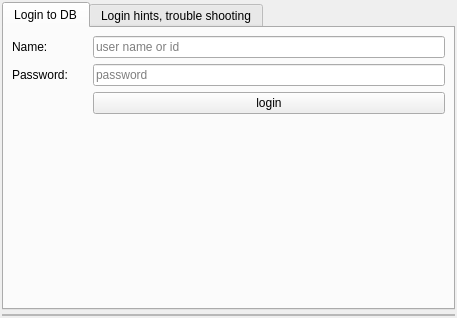
Above: src/blackgui/components/dblogincomponent.ui from swift-project/pilotclient before the change. Below: the same form after it.
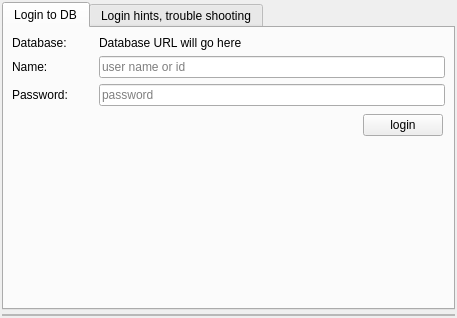
That is the form after the change. Custom widgets are drawn as their Qt base class.

Commit message: refs #768, authentication component improved * access to user object * show database name in UI * init UI with user object at startup

```diff
--- a/src/blackgui/components/dblogincomponent.ui
+++ b/src/blackgui/components/dblogincomponent.ui
@@ -88,27 +88,98 @@
               <property name="spacing">
                <number>6</number>
               </property>
-              <item row="0" column="1">
-               <widget class="QLineEdit" name="le_Username">
-                <property name="maxLength">
-                 <number>40</number>
+              <item row="5" column="0" colspan="3">
+               <widget class="BlackGui::Components::CDbDebugDatabaseSetup" name="comp_DebugSetup">
+                <property name="minimumSize">
+                 <size>
+                  <width>0</width>
+                  <height>40</height>
+                 </size>
                 </property>
-                <property name="placeholderText">
-                 <string>user name or id</string>
-                </property>
-                <property name="clearButtonEnabled">
-                 <bool>true</bool>
-                </property>
+               </widget>
+              </item>
+              <item row="3" column="2">
+               <widget class="QWidget" name="wi_Button" native="true">
+                <layout class="QHBoxLayout" name="hl_LoginFrame">
+                 <property name="leftMargin">
+                  <number>2</number>
+                 </property>
+                 <property name="topMargin">
+                  <number>2</number>
+                 </property>
+                 <property name="rightMargin">
+                  <number>2</number>
+                 </property>
+                 <property name="bottomMargin">
+                  <number>2</number>
+                 </property>
+                 <item alignment="Qt::AlignRight">
+                  <widget class="QPushButton" name="pb_Login">
+                   <property name="maximumSize">
+                    <size>
+                     <width>150</width>
+                     <height>16777215</height>
+                    </size>
+                   </property>
+                   <property name="text">
+                    <string>login</string>
+                   </property>
+                  </widget>
+                 </item>
+                </layout>
                </widget>
               </item>
               <item row="0" column="0">
+               <widget class="QLabel" name="lbl_Database">
+                <property name="text">
+                 <string>Database:</string>
+                </property>
+               </widget>
+              </item>
+              <item row="3" column="0">
+               <spacer name="hs_Login">
+                <property name="orientation">
+                 <enum>Qt::Horizontal</enum>
+                </property>
+                <property name="sizeType">
+                 <enum>QSizePolicy::Fixed</enum>
+                </property>
+                <property name="sizeHint" stdset="0">
+                 <size>
+                  <width>75</width>
+                  <height>10</height>
+                 </size>
+                </property>
+               </spacer>
+              </item>
+              <item row="6" column="0">
+               <spacer name="vs_FrameLogin">
+                <property name="orientation">
+                 <enum>Qt::Vertical</enum>
+                </property>
+                <property name="sizeHint" stdset="0">
+                 <size>
+                  <width>20</width>
+                  <height>40</height>
+                 </size>
+                </property>
+               </spacer>
+              </item>
+              <item row="1" column="0">
                <widget class="QLabel" name="lbl_User">
                 <property name="text">
                  <string>Name:</string>
                 </property>
                </widget>
               </item>
-              <item row="1" column="1">
+              <item row="2" column="0">
+               <widget class="QLabel" name="lbl_Password">
+                <property name="text">
+                 <string>Password:</string>
+                </property>
+               </widget>
+              </item>
+              <item row="2" column="2">
                <widget class="QLineEdit" name="le_Password">
                 <property name="echoMode">
                  <enum>QLineEdit::PasswordEchoOnEdit</enum>
@@ -121,59 +192,26 @@
                 </property>
                </widget>
               </item>
-              <item row="2" column="1">
-               <widget class="QPushButton" name="pb_Login">
-                <property name="text">
-                 <string>login</string>
+              <item row="1" column="2">
+               <widget class="QLineEdit" name="le_Username">
+                <property name="maxLength">
+                 <number>40</number>
                 </property>
-               </widget>
-              </item>
-              <item row="2" column="0">
-               <spacer name="hs_Login">
-                <property name="orientation">
-                 <enum>Qt::Horizontal</enum>
+                <property name="placeholderText">
+                 <string>user name or id</string>
                 </property>
-                <property name="sizeType">
-                 <enum>QSizePolicy::Fixed</enum>
+                <property name="clearButtonEnabled">
+                 <bool>true</bool>
                 </property>
-                <property name="sizeHint" stdset="0">
-                 <size>
-                  <width>75</width>
-                  <height>10</height>
-                 </size>
-                </property>
-               </spacer>
+               </widget>
               </item>
-              <item row="1" column="0">
-               <widget class="QLabel" name="lbl_Password">
+              <item row="0" column="2">
+               <widget class="QLabel" name="lbl_DatabaseName">
                 <property name="text">
-                 <string>Password:</string>
+                 <string>Database URL will go here</string>
                 </property>
                </widget>
               </item>
-              <item row="3" column="0" colspan="2">
-               <widget class="BlackGui::Components::CDbDebugDatabaseSetup" name="comp_DebugSetup">
-                <property name="minimumSize">
-                 <size>
-                  <width>0</width>
-                  <height>40</height>
-                 </size>
-                </property>
-               </widget>
-              </item>
-              <item row="4" column="0">
-               <spacer name="vs_FrameLogin">
-                <property name="orientation">
-                 <enum>Qt::Vertical</enum>
-                </property>
-                <property name="sizeHint" stdset="0">
-                 <size>
-                  <width>20</width>
-                  <height>40</height>
-                 </size>
-                </property>
-               </spacer>
-              </item>
              </layout>
             </widget>
            </item>
```
Left out of the diff: 1 changed line with no effect on the pictures. The commit also changes 4 other files.
